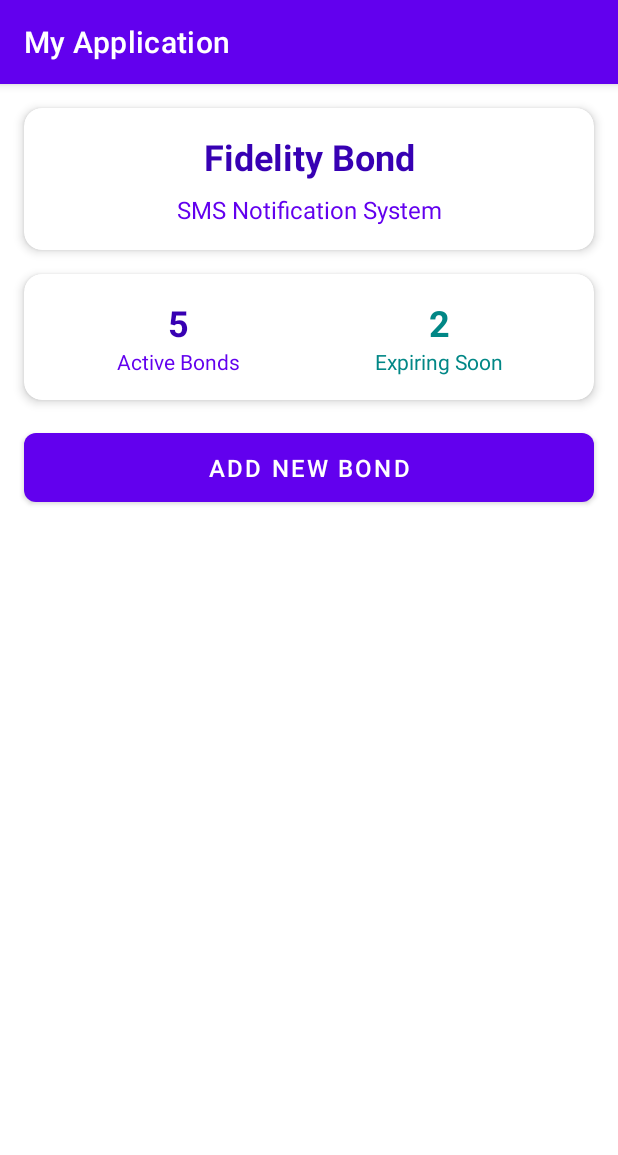
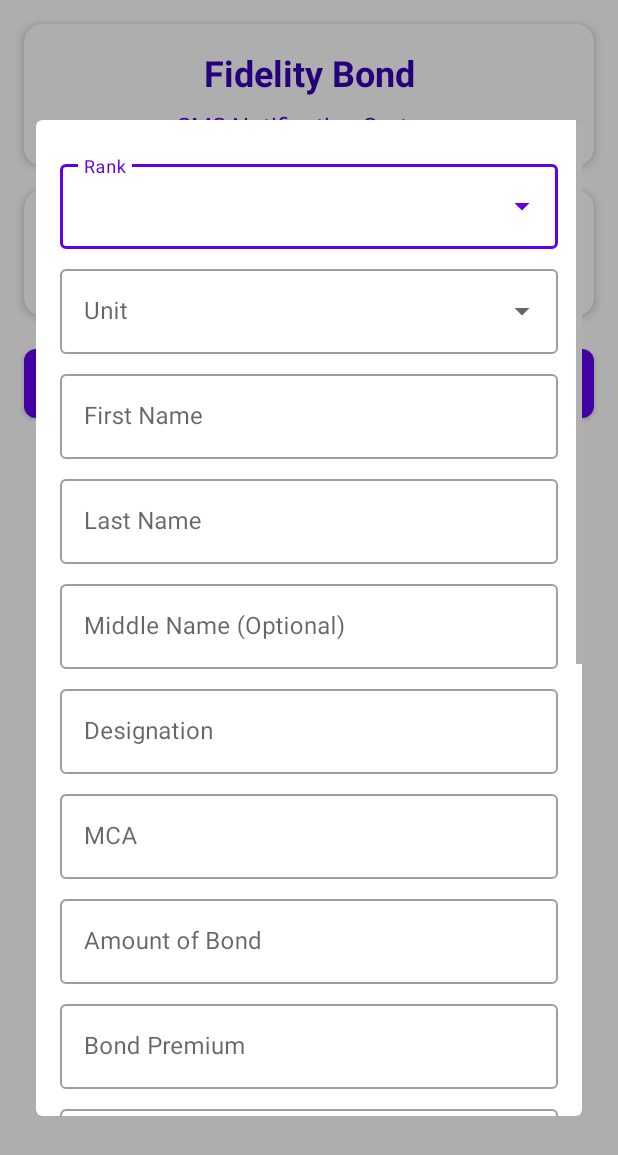
Before and after one commit to undiaxinus/FidelityBondMobile, an Android app: the screen it shows after launch (MainActivity), after a tap on "ADD NEW BOND", on a phone screen of 412 x 824 dp. Shown: the top 1155 px of the screen. Run offline under Robolectric (Android 15) with nearby library versions, the phone set to English and light mode, and no system bars.

Commit message:
Implement Add Bond Dialog with Dynamic Status and Date Handling

```diff
--- a/app/src/main/java/com/fb/myapplication/MainActivity.kt
+++ b/app/src/main/java/com/fb/myapplication/MainActivity.kt
@@ -12,8 +12,19 @@ import androidx.core.content.ContextCompat
 import androidx.recyclerview.widget.LinearLayoutManager
 import androidx.recyclerview.widget.RecyclerView
 import com.google.android.material.button.MaterialButton
+import com.google.android.material.dialog.MaterialAlertDialogBuilder
+import com.google.android.material.textfield.TextInputEditText
 import java.util.Calendar
 import java.util.Date
+import java.util.Locale
+import java.text.SimpleDateFormat
+import android.view.View
+import android.view.ViewGroup
+import android.app.DatePickerDialog
+import android.widget.TextView
+import android.widget.AutoCompleteTextView
+import android.widget.ArrayAdapter
+import android.graphics.Color
 
 class MainActivity : AppCompatActivity() {
     private val PERMISSION_REQUEST_CODE = 123
@@ -40,8 +51,7 @@ class MainActivity : AppCompatActivity() {
 
         // Setup Add Bond Button
         findViewById<MaterialButton>(R.id.addBondButton).setOnClickListener {
-            // TODO: Implement add bond functionality
-            Toast.makeText(this, "Add Bond feature coming soon!", Toast.LENGTH_SHORT).show()
+            showAddBondDialog()
         }
 
         // Update stats (these would normally come from your database)
@@ -147,4 +157,155 @@ class MainActivity : AppCompatActivity() {
             sendExpiryNotification(sampleBond)
         }
     }
+
+    private fun showAddBondDialog() {
+        val dialogView = layoutInflater.inflate(R.layout.dialog_add_bond, null)
+
+        val dialog = MaterialAlertDialogBuilder(this)
+            .setView(dialogView)
+            .create()
+
+        // Setup rank dropdown
+        val ranks = arrayOf(
+            "Pat",
+            "PCpl",
+            "PSSg",
+            "PMSg",
+            "PSMS",
+            "PCMS",
+            "PEMS",
+            "PLT",
+            "PCPT",
+            "PMAJ",
+            "PLTCOL",
+            "PCOL",
+            "PBGEN",
+            "PMGEN",
+            "PLTGEN",
+            "PGEN",
+            "NUP"
+        )
+
+        // Setup units dropdown
+        val units = arrayOf(
+            "RMFB5",
+            "AVSEU5",
+            "NAGA CPO",
+            "ALBAY PPO",
+            "CAMARINES NORTE PPO",
+            "CAMARINES SUR PPO",
+            "CATANDUANES PPO",
+            "MASBATE PPO",
+            "SORSOGON PPO",
+            "RHQ",
+            "SDO/DO",
+            "SUPPLY ACCOUNTABLE OFFICERS",
+            "RIASS",
+            "RHFPU5",
+            "RMU5",
+            "CIDG RFU5",
+            "RIU5",
+            "RFU5",
+            "RACU5",
+            "SAF"
+        )
+
+        // Setup rank dropdown
+        val rankInput = dialogView.findViewById<AutoCompleteTextView>(R.id.rankInput)
+        val rankAdapter = ArrayAdapter(this, R.layout.dropdown_item, ranks)
+        rankInput.setAdapter(rankAdapter)
+
+        // Setup unit dropdown
+        val unitInput = dialogView.findViewById<AutoCompleteTextView>(R.id.unitInput)
+        val unitAdapter = ArrayAdapter(this, R.layout.dropdown_item, units)
+        unitInput.setAdapter(unitAdapter)
+
+        // Setup date pickers and status fields
+        val effectiveDateInput = dialogView.findViewById<TextInputEditText>(R.id.effectiveDateInput)
+        val expirationDateInput = dialogView.findViewById<TextInputEditText>(R.id.expirationDateInput)
+        val statusInput = dialogView.findViewById<TextInputEditText>(R.id.statusInput)
+        val daysRemainingInput = dialogView.findViewById<TextInputEditText>(R.id.daysRemainingInput)
+
+        setupDatePicker(effectiveDateInput)
+        setupDatePicker(expirationDateInput)
+
+        // Update status and days remaining when expiration date changes
+        expirationDateInput.setOnClickListener {
+            val datePickerDialog = DatePickerDialog(
+                this,
+                { _, year, month, day ->
+                    val calendar = Calendar.getInstance()
+                    calendar.set(year, month, day)
+                    val dateFormat = SimpleDateFormat("MM/dd/yyyy", Locale.getDefault())
+                    expirationDateInput.setText(dateFormat.format(calendar.time))
+
+                    // Calculate and update status and days remaining
+                    updateStatusAndDaysRemaining(calendar.time, statusInput, daysRemainingInput)
+                },
+                Calendar.getInstance().get(Calendar.YEAR),
+                Calendar.getInstance().get(Calendar.MONTH),
+                Calendar.getInstance().get(Calendar.DAY_OF_MONTH)
+            )
+            datePickerDialog.show()
+        }
+
+        // Setup buttons
+        dialogView.findViewById<MaterialButton>(R.id.cancelButton)?.setOnClickListener {
+            dialog.dismiss()
+        }
+
+        dialogView.findViewById<MaterialButton>(R.id.submitButton)?.setOnClickListener {
+            // TODO: Validate and save bond data
+            dialog.dismiss()
+        }
+
+        dialog.show()
+    }
+
+    private fun setupDatePicker(editText: TextInputEditText) {
+        val calendar = Calendar.getInstance()
+
+        val datePickerDialog = DatePickerDialog(
+            this,
+            { _, year, month, day ->
+                calendar.set(year, month, day)
+                val dateFormat = SimpleDateFormat("MM/dd/yyyy", Locale.getDefault())
+                editText.setText(dateFormat.format(calendar.time))
+            },
+            calendar.get(Calendar.YEAR),
+            calendar.get(Calendar.MONTH),
+            calendar.get(Calendar.DAY_OF_MONTH)
+        )
+
+        editText.setOnClickListener {
+            datePickerDialog.show()
+        }
+    }
+
+    private fun updateStatusAndDaysRemaining(
+        expiryDate: Date,
+        statusInput: TextInputEditText,
+        daysRemainingInput: TextInputEditText
+    ) {
+        val today = Calendar.getInstance().time
+        val daysRemaining = ((expiryDate.time - today.time) / (1000 * 60 * 60 * 24)).toInt()
+
+        val status = when {
+            daysRemaining < 0 -> "EXPIRED"
+            daysRemaining <= 30 -> "ABOUT TO EXPIRE"
+            else -> "VALID"
+        }
+
+        val statusColor = when (status) {
+            "EXPIRED" -> Color.RED
+            "ABOUT TO EXPIRE" -> Color.parseColor("#FFA500") // Orange
+            else -> Color.parseColor("#008000") // Green
+        }
+
+        statusInput.setText(status)
+        statusInput.setTextColor(statusColor)
+
+        daysRemainingInput.setText(if (daysRemaining < 0) "Expired" else "$daysRemaining days")
+        daysRemainingInput.setTextColor(statusColor)
+    }
 }
--- /dev/null
+++ b/app/src/main/res/layout/dialog_add_bond.xml
@@ -0,0 +1,241 @@
+<?xml version="1.0" encoding="utf-8"?>
+<ScrollView xmlns:android="http://schemas.android.com/apk/res/android"
+    android:layout_width="match_parent"
+    android:layout_height="wrap_content">
+
+    <LinearLayout
+        android:layout_width="match_parent"
+        android:layout_height="wrap_content"
+        android:orientation="vertical"
+        android:padding="16dp">
+
+        <com.google.android.material.textfield.TextInputLayout
+            android:layout_width="match_parent"
+            android:layout_height="wrap_content"
+            android:layout_marginTop="8dp"
+            style="@style/Widget.MaterialComponents.TextInputLayout.OutlinedBox.ExposedDropdownMenu">
+            <AutoCompleteTextView
+                android:id="@+id/rankInput"
+                android:layout_width="match_parent"
+                android:layout_height="wrap_content"
+                android:inputType="none"
+                android:hint="Rank" />
+        </com.google.android.material.textfield.TextInputLayout>
+
+        <com.google.android.material.textfield.TextInputLayout
+            android:layout_width="match_parent"
+            android:layout_height="wrap_content"
+            android:layout_marginTop="8dp"
+            style="@style/Widget.MaterialComponents.TextInputLayout.OutlinedBox.ExposedDropdownMenu">
+            <AutoCompleteTextView
+                android:id="@+id/unitInput"
+                android:layout_width="match_parent"
+                android:layout_height="wrap_content"
+                android:inputType="none"
+                android:hint="Unit" />
+        </com.google.android.material.textfield.TextInputLayout>
+
+        <com.google.android.material.textfield.TextInputLayout
+            android:layout_width="match_parent"
+            android:layout_height="wrap_content"
+            android:layout_marginTop="8dp"
+            style="@style/Widget.MaterialComponents.TextInputLayout.OutlinedBox">
+            <com.google.android.material.textfield.TextInputEditText
+                android:id="@+id/firstNameInput"
+                android:layout_width="match_parent"
+                android:layout_height="wrap_content"
+                android:hint="First Name" />
+        </com.google.android.material.textfield.TextInputLayout>
+
+        <com.google.android.material.textfield.TextInputLayout
+            android:layout_width="match_parent"
+            android:layout_height="wrap_content"
+            android:layout_marginTop="8dp"
+            style="@style/Widget.MaterialComponents.TextInputLayout.OutlinedBox">
+            <com.google.android.material.textfield.TextInputEditText
+                android:id="@+id/lastNameInput"
+                android:layout_width="match_parent"
+                android:layout_height="wrap_content"
+                android:hint="Last Name" />
+        </com.google.android.material.textfield.TextInputLayout>
+
+        <com.google.android.material.textfield.TextInputLayout
+            android:layout_width="match_parent"
+            android:layout_height="wrap_content"
+            android:layout_marginTop="8dp"
+            style="@style/Widget.MaterialComponents.TextInputLayout.OutlinedBox">
+            <com.google.android.material.textfield.TextInputEditText
+                android:id="@+id/middleNameInput"
+                android:layout_width="match_parent"
+                android:layout_height="wrap_content"
+                android:hint="Middle Name (Optional)" />
+        </com.google.android.material.textfield.TextInputLayout>
+
+        <com.google.android.material.textfield.TextInputLayout
+            android:layout_width="match_parent"
+            android:layout_height="wrap_content"
+            android:layout_marginTop="8dp"
+            style="@style/Widget.MaterialComponents.TextInputLayout.OutlinedBox">
+            <com.google.android.material.textfield.TextInputEditText
+                android:id="@+id/designationInput"
+                android:layout_width="match_parent"
+                android:layout_height="wrap_content"
+                android:hint="Designation" />
+        </com.google.android.material.textfield.TextInputLayout>
+
+        <com.google.android.material.textfield.TextInputLayout
+            android:layout_width="match_parent"
+            android:layout_height="wrap_content"
+            android:layout_marginTop="8dp"
+            style="@style/Widget.MaterialComponents.TextInputLayout.OutlinedBox">
+            <com.google.android.material.textfield.TextInputEditText
+                android:id="@+id/mcaInput"
+                android:layout_width="match_parent"
+                android:layout_height="wrap_content"
+                android:hint="MCA" />
+        </com.google.android.material.textfield.TextInputLayout>
+
+        <com.google.android.material.textfield.TextInputLayout
+            android:layout_width="match_parent"
+            android:layout_height="wrap_content"
+            android:layout_marginTop="8dp"
+            style="@style/Widget.MaterialComponents.TextInputLayout.OutlinedBox">
+            <com.google.android.material.textfield.TextInputEditText
+                android:id="@+id/amountInput"
+                android:layout_width="match_parent"
+                android:layout_height="wrap_content"
+                android:hint="Amount of Bond"
+                android:inputType="numberDecimal" />
+        </com.google.android.material.textfield.TextInputLayout>
+
+        <com.google.android.material.textfield.TextInputLayout
+            android:layout_width="match_parent"
+            android:layout_height="wrap_content"
+            android:layout_marginTop="8dp"
+            style="@style/Widget.MaterialComponents.TextInputLayout.OutlinedBox">
+            <com.google.android.material.textfield.TextInputEditText
+                android:id="@+id/premiumInput"
+                android:layout_width="match_parent"
+                android:layout_height="wrap_content"
+                android:hint="Bond Premium"
+                android:inputType="numberDecimal" />
+        </com.google.android.material.textfield.TextInputLayout>
+
+        <com.google.android.material.textfield.TextInputLayout
+            android:layout_width="match_parent"
+            android:layout_height="wrap_content"
+            android:layout_marginTop="8dp"
+            style="@style/Widget.MaterialComponents.TextInputLayout.OutlinedBox">
+            <com.google.android.material.textfield.TextInputEditText
+                android:id="@+id/riskNoInput"
+                android:layout_width="match_parent"
+                android:layout_height="wrap_content"
+                android:hint="Risk no." />
+        </com.google.android.material.textfield.TextInputLayout>
+
+        <com.google.android.material.textfield.TextInputLayout
+            android:layout_width="match_parent"
+            android:layout_height="wrap_content"
+            android:layout_marginTop="8dp"
+            style="@style/Widget.MaterialComponents.TextInputLayout.OutlinedBox">
+            <com.google.android.material.textfield.TextInputEditText
+                android:id="@+id/effectiveDateInput"
+                android:layout_width="match_parent"
+                android:layout_height="wrap_content"
+                android:hint="Effective Date"
+                android:focusable="false"
+                android:clickable="true" />
+        </com.google.android.material.textfield.TextInputLayout>
+
+        <com.google.android.material.textfield.TextInputLayout
+            android:layout_width="match_parent"
+            android:layout_height="wrap_content"
+            android:layout_marginTop="8dp"
+            style="@style/Widget.MaterialComponents.TextInputLayout.OutlinedBox">
+            <com.google.android.material.textfield.TextInputEditText
+                android:id="@+id/expirationDateInput"
+                android:layout_width="match_parent"
+                android:layout_height="wrap_content"
+                android:hint="Expiration Date"
+                android:focusable="false"
+                android:clickable="true" />
+        </com.google.android.material.textfield.TextInputLayout>
+
+        <com.google.android.material.textfield.TextInputLayout
+            android:layout_width="match_parent"
+            android:layout_height="wrap_content"
+            android:layout_marginTop="8dp"
+            style="@style/Widget.MaterialComponents.TextInputLayout.OutlinedBox">
+            <com.google.android.material.textfield.TextInputEditText
+                android:id="@+id/statusInput"
+                android:layout_width="match_parent"
+                android:layout_height="wrap_content"
+                android:hint="Status"
+                android:focusable="false"
+                android:enabled="false" />
+        </com.google.android.material.textfield.TextInputLayout>
+
+        <com.google.android.material.textfield.TextInputLayout
+            android:layout_width="match_parent"
+            android:layout_height="wrap_content"
+            android:layout_marginTop="8dp"
+            style="@style/Widget.MaterialComponents.TextInputLayout.OutlinedBox">
+            <com.google.android.material.textfield.TextInputEditText
+                android:id="@+id/daysRemainingInput"
+                android:layout_width="match_parent"
+                android:layout_height="wrap_content"
+                android:hint="Days Remaining"
+                android:focusable="false"
+                android:enabled="false" />
+        </com.google.android.material.textfield.TextInputLayout>
+
+        <com.google.android.material.textfield.TextInputLayout
+            android:layout_width="match_parent"
+            android:layout_height="wrap_content"
+            android:layout_marginTop="8dp"
+            style="@style/Widget.MaterialComponents.TextInputLayout.OutlinedBox">
+            <com.google.android.material.textfield.TextInputEditText
+                android:id="@+id/contactInput"
+                android:layout_width="match_parent"
+                android:layout_height="wrap_content"
+                android:hint="Contact no."
+                android:inputType="phone" />
+        </com.google.android.material.textfield.TextInputLayout>
+
+        <com.google.android.material.textfield.TextInputLayout
+            android:layout_width="match_parent"
+            android:layout_height="wrap_content"
+            android:layout_marginTop="8dp"
+            style="@style/Widget.MaterialComponents.TextInputLayout.OutlinedBox">
+            <com.google.android.material.textfield.TextInputEditText
+                android:id="@+id/remarkInput"
+                android:layout_width="match_parent"
+                android:layout_height="wrap_content"
+                android:hint="Remark (Optional)" />
+        </com.google.android.material.textfield.TextInputLayout>
+
+        <LinearLayout
+            android:layout_width="match_parent"
+            android:layout_height="wrap_content"
+            android:orientation="horizontal"
+            android:layout_marginTop="16dp">
+
+            <com.google.android.material.button.MaterialButton
+                android:id="@+id/cancelButton"
+                android:layout_width="0dp"
+                android:layout_height="wrap_content"
+                android:layout_weight="1"
+                android:layout_marginEnd="8dp"
+                android:text="Cancel"
+                style="@style/Widget.MaterialComponents.Button.OutlinedButton" />
+
+            <com.google.android.material.button.MaterialButton
+                android:id="@+id/submitButton"
+                android:layout_width="0dp"
+                android:layout_height="wrap_content"
+                android:layout_weight="1"
+                android:layout_marginStart="8dp"
+                android:text="Submit" />
+        </LinearLayout>
+    </LinearLayout>
+</ScrollView>
--- /dev/null
+++ b/app/src/main/res/layout/dropdown_item.xml
@@ -0,0 +1,9 @@
+<?xml version="1.0" encoding="utf-8"?>
+<TextView
+    xmlns:android="http://schemas.android.com/apk/res/android"
+    android:layout_width="match_parent"
+    android:layout_height="wrap_content"
+    android:padding="16dp"
+    android:ellipsize="end"
+    android:maxLines="1"
+    android:textAppearance="?attr/textAppearanceSubtitle1" />
--- a/app/src/main/res/values-night/themes.xml
+++ b/app/src/main/res/values-night/themes.xml
@@ -1,6 +1,6 @@
 <resources xmlns:tools="http://schemas.android.com/tools">
     <!-- Base application theme. -->
-    <style name="Theme.MyApplication" parent="Theme.MaterialComponents.DayNight.DarkActionBar">
+    <style name="Theme.MyApplication" parent="Theme.MaterialComponents.DayNight.NoActionBar">
         <!-- Primary brand color. -->
         <item name="colorPrimary">@color/purple_200</item>
         <item name="colorPrimaryVariant">@color/purple_700</item>
--- a/app/src/main/res/values/themes.xml
+++ b/app/src/main/res/values/themes.xml
@@ -1,6 +1,6 @@
 <resources xmlns:tools="http://schemas.android.com/tools">
     <!-- Base application theme. -->
-    <style name="Theme.MyApplication" parent="Theme.MaterialComponents.DayNight.DarkActionBar">
+    <style name="Theme.MyApplication" parent="Theme.MaterialComponents.DayNight.NoActionBar">
         <!-- Primary brand color. -->
         <item name="colorPrimary">@color/purple_500</item>
         <item name="colorPrimaryVariant">@color/purple_700</item>
```
